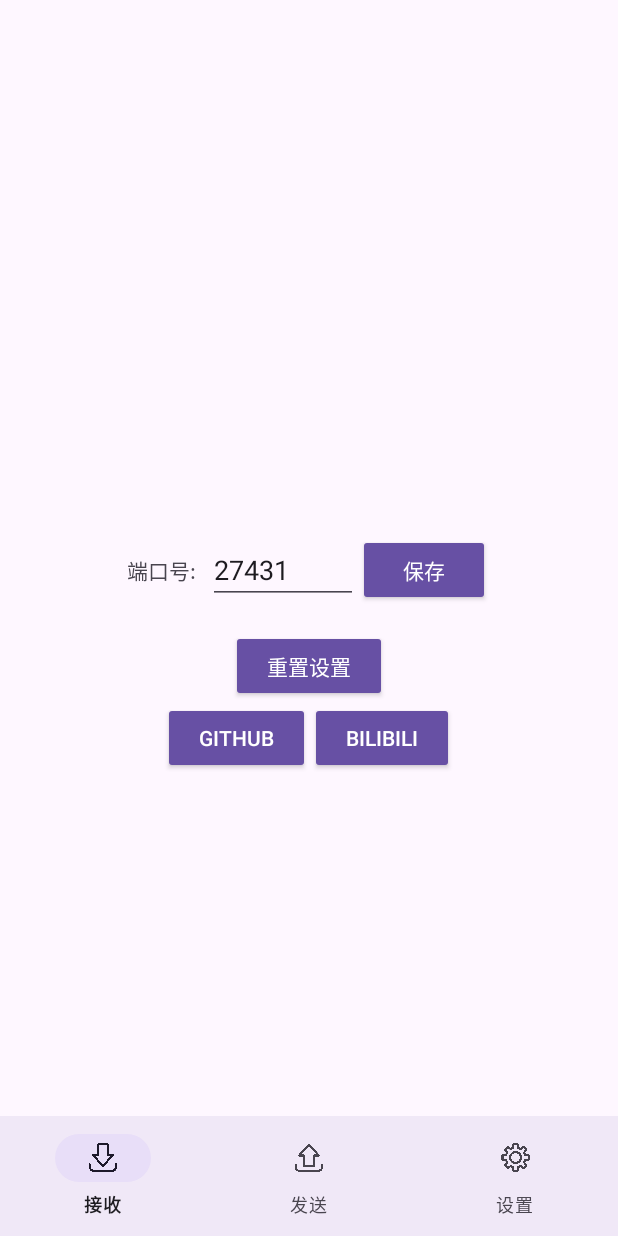
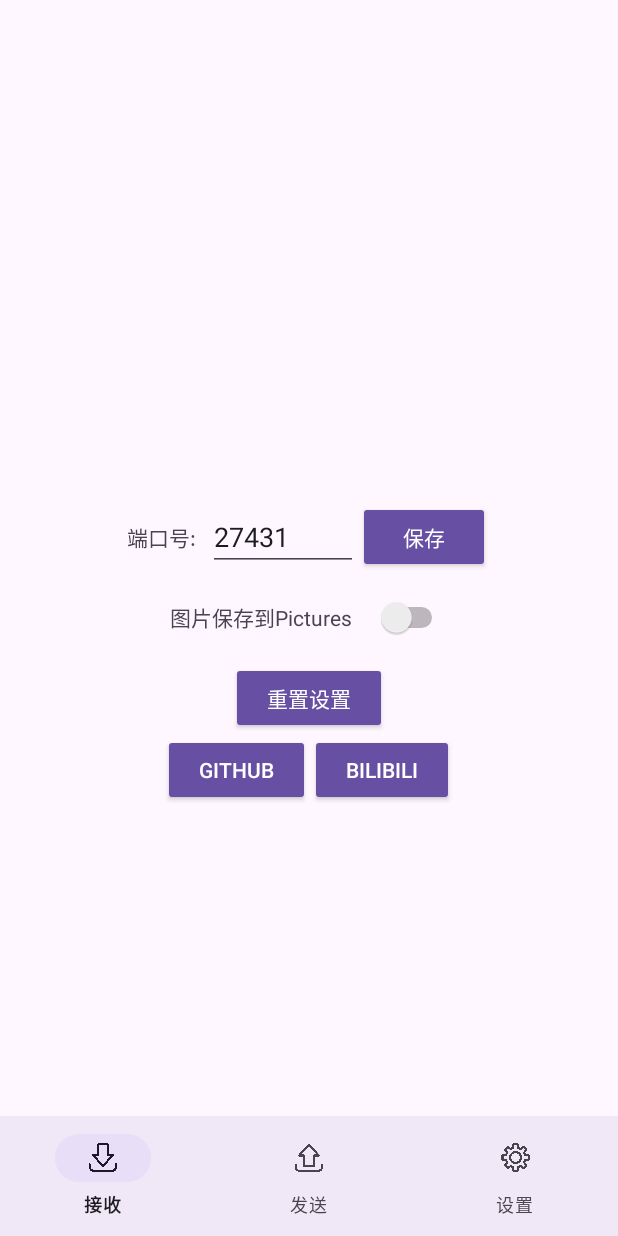
Before and after one commit to JKWTCN/LocalDrop, an Android app: the SettingFragment screen opened through its navigation route, after a tap on "保存", on a phone screen of 412 x 824 dp. Run offline under Robolectric (Android 15) with nearby library versions, the phone set to English and light mode, and no system bars; our stand-ins replace navigation-ui; network calls fail.

Commit message:
增加设置：图片保存到Pictures文件夹（有的相册图片只扫描这个文件夹）

```diff
--- a/app/src/main/java/com/icloudwar/localdrop/receiver/FileReceiver.kt
+++ b/app/src/main/java/com/icloudwar/localdrop/receiver/FileReceiver.kt
@@ -10,6 +10,7 @@ import androidx.annotation.RequiresApi
 import com.icloudwar.localdrop.FileInfo
 import com.icloudwar.localdrop.FileType
 import com.icloudwar.localdrop.fileHistory.FileHistoryManager
+import com.icloudwar.localdrop.setting.MySettings
 import org.json.JSONObject
 import java.io.*
 import java.lang.ref.WeakReference
@@ -35,10 +36,12 @@ class FileReceiver(public var port: Int) {
     }
 
     private var progressCallback: ProgressCallback? = null
+
     // 添加设置回调的方法
     fun setProgressCallback(callback: ProgressCallback) {
         this.progressCallback = callback
     }
+
     private fun showLog(msg: String) {
         Log.i("FileReceiver", msg)
     }
@@ -56,13 +59,13 @@ class FileReceiver(public var port: Int) {
 
 
     @RequiresApi(Build.VERSION_CODES.TIRAMISU)
-    fun start(historyManager: FileHistoryManager) {
+    fun start(context: Context, historyManager: FileHistoryManager) {
         this.historyManager = historyManager
-        bigStartT = Thread { fileHandleClient() }
+        bigStartT = Thread { fileHandleClient(context) }
         bigStartT.start()
     }
 
-    private fun fileHandleClient() {
+    private fun fileHandleClient(context: Context) {
         ServerSocket(port).use { serverSocket ->
             while (true) {
                 try {
@@ -96,11 +99,19 @@ class FileReceiver(public var port: Int) {
                                     '.'
                                 ), ext
                             )
-                            val storageDir = File(
-                                Environment.getExternalStoragePublicDirectory(Environment.DIRECTORY_DOWNLOADS),
-                                "LocalDrop"
-                            ).apply {
-                                if (!exists()) mkdirs()
+                            // todo 读取设置
+                            val mySettings = MySettings(context)
+                            val saveToPictures = mySettings.getSaveToPictures()
+                            val storageDir = if (saveToPictures) {
+                                File(
+                                    Environment.getExternalStoragePublicDirectory(Environment.DIRECTORY_PICTURES),
+                                    "LocalDrop"
+                                ).apply { if (!exists()) mkdirs() }
+                            } else {
+                                File(
+                                    Environment.getExternalStoragePublicDirectory(Environment.DIRECTORY_DOWNLOADS),
+                                    "LocalDrop"
+                                ).apply { if (!exists()) mkdirs() }
                             }
                             // 生成唯一文件名
                             var counter = 0
--- a/app/src/main/java/com/icloudwar/localdrop/receiver/ReceiverFragment.kt
+++ b/app/src/main/java/com/icloudwar/localdrop/receiver/ReceiverFragment.kt
@@ -168,7 +168,10 @@ class ReceiverFragment : Fragment() {
         historyManager?.let {
             val currentPort = mySettings.getPort()
             receiver.port=currentPort
-            receiver.start(it) }
+            receiver.start(
+                context = requireContext(),
+                historyManager =it
+            ) }
     }
 
 
--- a/app/src/main/java/com/icloudwar/localdrop/setting/MySettings.kt
+++ b/app/src/main/java/com/icloudwar/localdrop/setting/MySettings.kt
@@ -12,6 +12,24 @@ class MySettings(context: Context) {
         const val PREFS_NAME = "LocalDropSettings"
         const val PORT_KEY = "server_port"
         const val DEFAULT_PORT = 27431 // 默认端口号
+        const val SAVE_TO_PICTURES_KEY = "save_to_pictures_directory"
+        const val DEFAULT_SAVE_TO_PICTURES = false
+    }
+
+    /**
+     * 获取当前图片保存设置
+     */
+    fun getSaveToPictures(): Boolean {
+        return sharedPreferences.getBoolean(SAVE_TO_PICTURES_KEY, DEFAULT_SAVE_TO_PICTURES)
+    }
+
+    /**
+     * 设置图片保存
+     * @return Boolean 是否设置成功
+     */
+    fun setSaveToPictures(status: Boolean): Boolean {
+        sharedPreferences.edit().putBoolean(SAVE_TO_PICTURES_KEY, status).apply()
+        return true
     }
 
     /**
@@ -39,5 +57,6 @@ class MySettings(context: Context) {
      */
     fun resetToDefault() {
         sharedPreferences.edit().putInt(PORT_KEY, DEFAULT_PORT).apply()
+        sharedPreferences.edit().putBoolean(SAVE_TO_PICTURES_KEY, DEFAULT_SAVE_TO_PICTURES).apply()
     }
 }
--- a/app/src/main/java/com/icloudwar/localdrop/setting/SettingFragment.kt
+++ b/app/src/main/java/com/icloudwar/localdrop/setting/SettingFragment.kt
@@ -12,6 +12,7 @@ import android.view.View
 import android.view.ViewGroup
 import android.widget.Button
 import android.widget.EditText
+import android.widget.Switch
 import android.widget.Toast
 import androidx.activity.enableEdgeToEdge
 import androidx.fragment.app.Fragment
@@ -40,6 +41,10 @@ class SettingFragment : Fragment() {
         activity?.findViewById<Button>(R.id.btn_resetToDefault)
     }
 
+    private  val switch_save_to_pictures by lazy{
+        activity?.findViewById<Switch>(R.id.switch_save_to_pictures)
+    }
+
     private lateinit var mySettings: MySettings
 
     override fun onCreateView(
@@ -64,7 +69,10 @@ class SettingFragment : Fragment() {
     private fun loadSettings() {
         val port = mySettings.getPort()
         et_port?.setText(port.toString())
+        val saveToPictures = mySettings.getSaveToPictures()
+        switch_save_to_pictures?.isChecked = saveToPictures
         show_log("Loaded settings - Port: $port")
+        show_log("Loaded settings - Save to Pictures: $saveToPictures")
     }
 
     /**
@@ -89,6 +97,8 @@ class SettingFragment : Fragment() {
             Toast.makeText(context, "请输入有效的端口号", Toast.LENGTH_SHORT).show()
             show_log("Invalid port number format")
         }
+        val saveToPictures = switch_save_to_pictures?.isChecked ?: false
+        mySettings.setSaveToPictures(saveToPictures)
     }
 
     private fun openUrl(url: String) {
@@ -111,6 +121,9 @@ class SettingFragment : Fragment() {
         loadSettings()
         btn_save_port?.setOnClickListener {
             saveSettings()
+        }
+        switch_save_to_pictures?.setOnClickListener{
+            switch_save_to_pictures?.isChecked?.let { it1 -> mySettings.setSaveToPictures(it1) }
         }
 
         btn_resetToDefault?.setOnClickListener {
--- a/app/src/main/res/layout/activity_setting.xml
+++ b/app/src/main/res/layout/activity_setting.xml
@@ -35,6 +35,24 @@
 
             style="@style/Widget.AppCompat.Button.Colored"/>
     </LinearLayout>
+    <LinearLayout
+        android:layout_width="match_parent"
+        android:layout_height="wrap_content"
+        android:orientation="horizontal"
+        android:gravity="center"
+        android:layout_marginBottom="16dp">
+        <TextView
+            android:layout_width="wrap_content"
+            android:layout_height="wrap_content"
+            android:text="图片保存到Pictures"
+            android:layout_marginEnd="8dp"/>
+        <Switch
+            android:id="@+id/switch_save_to_pictures"
+            android:layout_width="wrap_content"
+            android:layout_height="wrap_content"
+            android:layout_marginStart="8dp"
+            />
+    </LinearLayout>
     <Button
         android:id="@+id/btn_resetToDefault"
         android:layout_width="wrap_content"
```
